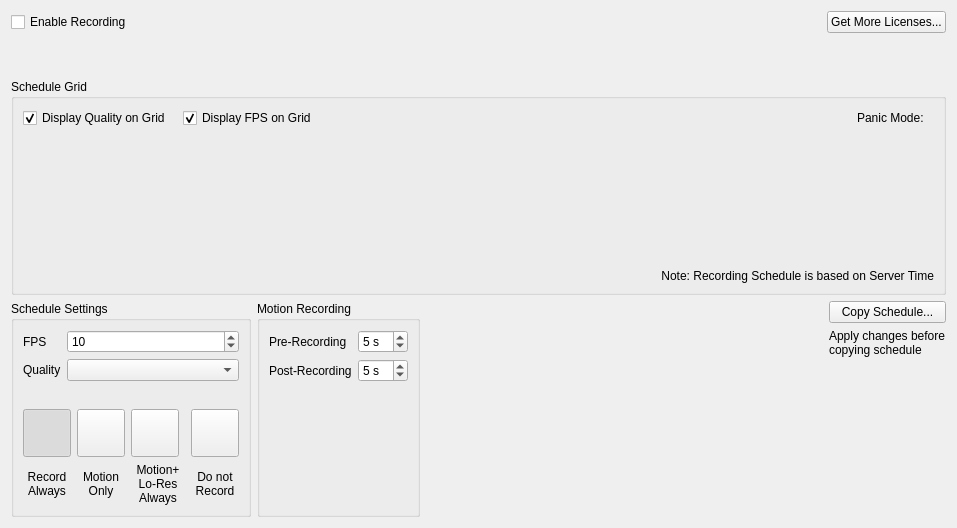
Before: the Qt Designer form client/src/ui/widgets/properties/camera_schedule_widget.ui in networkoptix/nx_open, drawn with Qt 5.
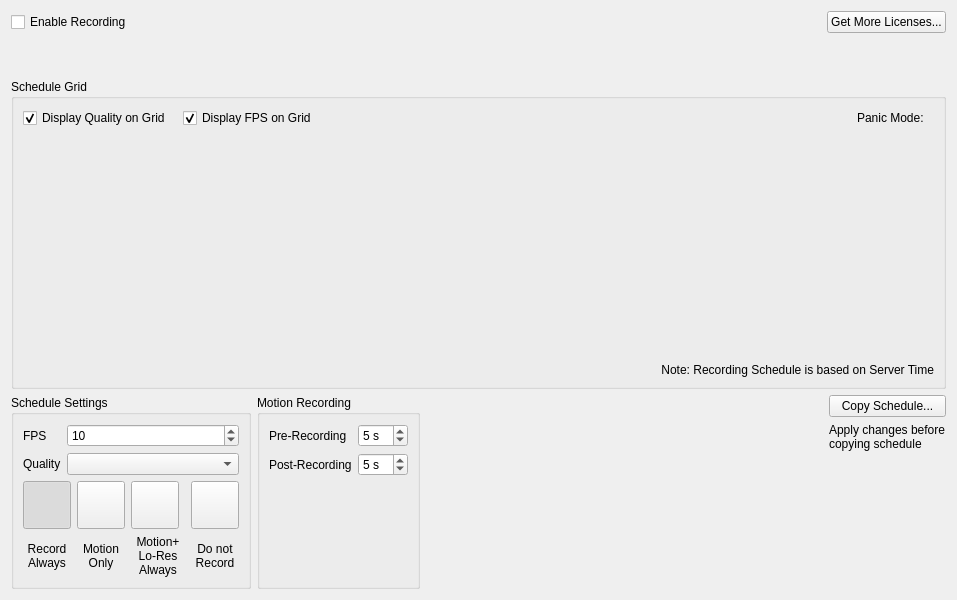
After: the same form once the commit is applied. Custom widgets are drawn as their Qt base class.

What changed in the file:
```diff
--- a/client/src/ui/widgets/properties/camera_schedule_widget.ui
+++ b/client/src/ui/widgets/properties/camera_schedule_widget.ui
@@ -7,13 +7,19 @@
     <x>0</x>
     <y>0</y>
     <width>957</width>
-    <height>528</height>
+    <height>600</height>
    </rect>
   </property>
+  <property name="minimumSize">
+   <size>
+    <width>800</width>
+    <height>600</height>
+   </size>
+  </property>
   <property name="windowTitle">
    <string>Camera Schedule Editor</string>
   </property>
-  <layout class="QVBoxLayout" name="verticalLayout_8">
+  <layout class="QVBoxLayout" name="verticalLayout_8" stretch="0,0,0,1,0">
    <item>
     <layout class="QHBoxLayout" name="horizontalLayout_2">
      <item>
```
